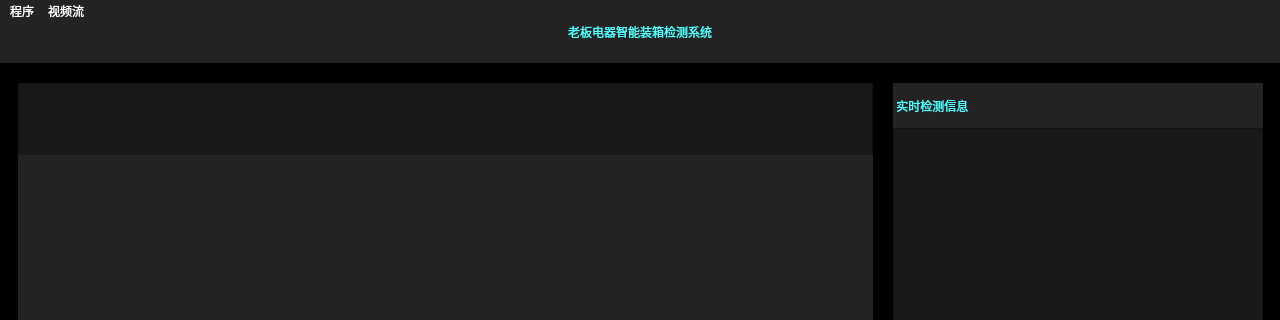
The window that component-detection-camera2/gui/main_window.ui (zhenhuic/projects-summary) describes before a commit, drawn with Qt 5; both pictures show x 0 to 1280 and y 0 to 320 of the 1280 by 720 pixel window.
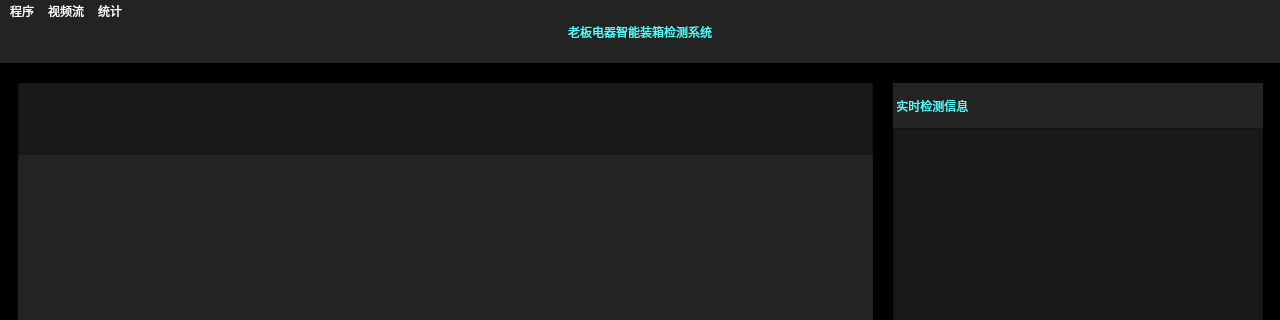
The same window after the commit.

The edit to the form file:
```diff
--- a/component-detection-camera2/gui/main_window.ui
+++ b/component-detection-camera2/gui/main_window.ui
@@ -273,8 +273,15 @@
     <addaction name="start"/>
     <addaction name="stop"/>
    </widget>
+   <widget class="QMenu" name="statisticsMenu">
+    <property name="title">
+     <string>统计</string>
+    </property>
+    <addaction name="openStatistics"/>
+   </widget>
    <addaction name="programmenu"/>
    <addaction name="streammenu"/>
+   <addaction name="statisticsMenu"/>
   </widget>
   <widget class="QStatusBar" name="statusbar">
    <property name="styleSheet">
```
Left out of the diff: 5 changed lines with no effect on the pictures.
